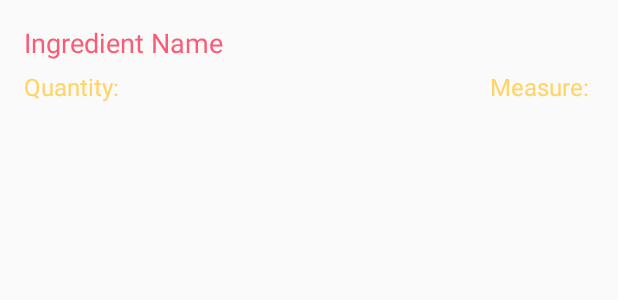
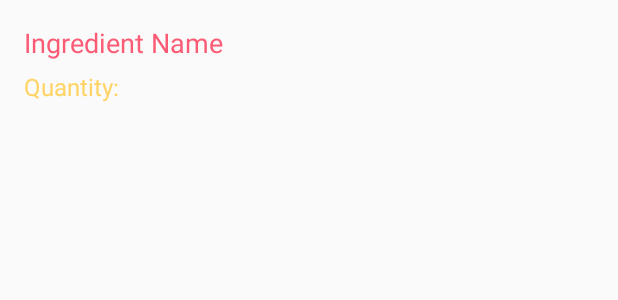
Before and after one commit to gozillar/Baker, an Android app: the layout widget_list_item.xml on its own in the app's theme, with its tools: preview values and no code run, on a phone screen of 412 x 824 dp. Shown: the top 300 px of the screen. Run offline under Robolectric (Android 15) with nearby library versions, the phone set to English and light mode, and no system bars.

Commit message:
Add files via upload

```diff
--- a/app/src/main/AndroidManifest.xml
+++ b/app/src/main/AndroidManifest.xml
@@ -8,7 +8,7 @@
 
     <application
         android:allowBackup="true"
-        android:icon="@mipmap/ic_launcher"
+        android:icon="@drawable/ic_cake_black_24dp"
         android:label="@string/app_name"
         android:roundIcon="@mipmap/ic_launcher_round"
         android:supportsRtl="true"
--- a/app/src/main/res/layout/widget_list_item.xml
+++ b/app/src/main/res/layout/widget_list_item.xml
@@ -31,20 +31,6 @@
             tools:text="Quantity: "
             android:textSize="16sp" />
 
-        <TextView
-            android:id="@+id/ingredientMeasures"
-            android:layout_width="wrap_content"
-            android:layout_height="wrap_content"
-            android:layout_below="@+id/ingredientNames"
-            android:layout_toRightOf="@+id/ingredientQuantitys"
-            android:layout_alignParentEnd="true"
-            android:gravity="right"
-            android:layout_marginEnd="16dp"
-            android:layout_marginTop="6dp"
-            tools:text="Measure: "
-            android:textSize="16sp"
-            android:textColor="#ffd464" />
-
     </RelativeLayout>
 
 </LinearLayout>
```
Also changed, not shown: app/src/main/res/layout/bakers_widget.xml (+4 -19 lines).
